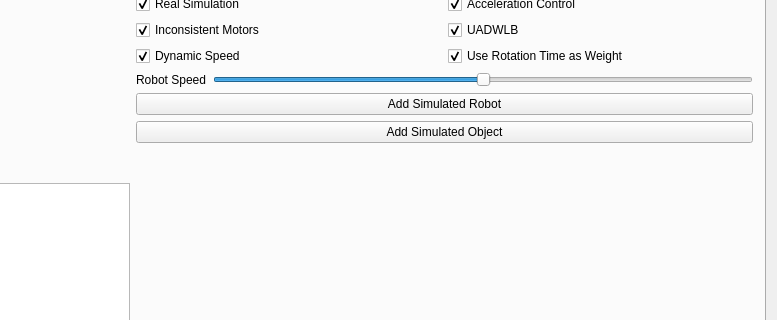
Old version of the form Server-application/user_interface/mainwindow.ui in the repository RemcoMusic/Server-application; both pictures show x 511 to 1288 and y 179 to 499 of the 1288 by 694 pixel window.
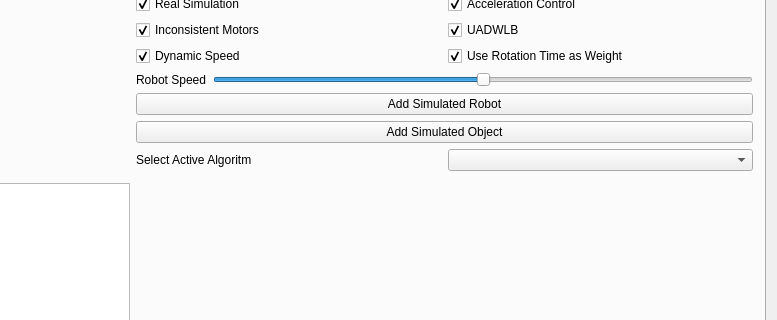
New version of the form.

Commit message: algoritm selection implmented

The edit to the form file:
```diff
--- a/Server-application/user_interface/mainwindow.ui
+++ b/Server-application/user_interface/mainwindow.ui
@@ -241,6 +241,20 @@
             </property>
            </widget>
           </item>
+          <item>
+           <layout class="QGridLayout" name="gridLayout_5">
+            <item row="0" column="1">
+             <widget class="QComboBox" name="ActiveAlgoritmList"/>
+            </item>
+            <item row="0" column="0">
+             <widget class="QLabel" name="label_13">
+              <property name="text">
+               <string>Select Active Algoritm</string>
+              </property>
+             </widget>
+            </item>
+           </layout>
+          </item>
           <item>
            <spacer name="verticalSpacer_2">
             <property name="orientation">
```
The commit also changes 6 other files.
